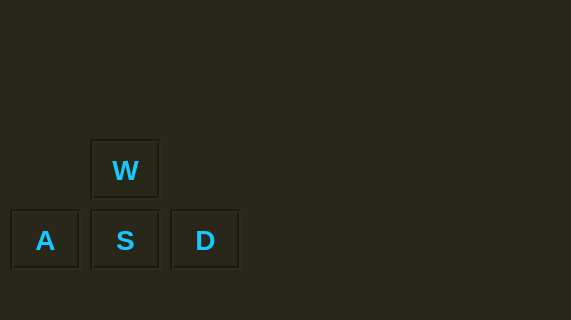
Before: the Qt Designer form LaptopControls/controlwindow.ui in ELEC-49X-Group-60/LaptopControlSoftware, drawn with Qt 5; both pictures show x 0 to 571 and y 331 to 651 of the 1054 by 651 pixel window.
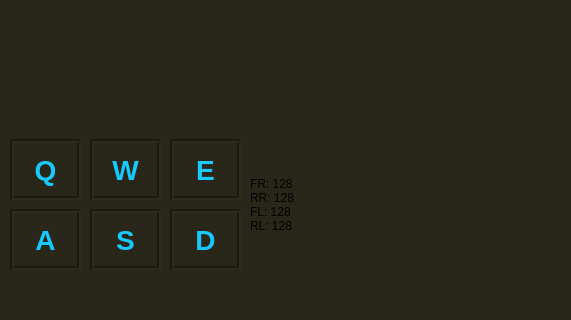
After: the same form once the commit is applied.

Commit message: X-Drive with rotation control

Patch:
```diff
--- a/LaptopControls/controlwindow.ui
+++ b/LaptopControls/controlwindow.ui
@@ -294,6 +294,92 @@
      <set>Qt::AlignCenter</set>
     </property>
    </widget>
+   <widget class="QLabel" name="e_key">
+    <property name="geometry">
+     <rect>
+      <x>170</x>
+      <y>470</y>
+      <width>71</width>
+      <height>61</height>
+     </rect>
+    </property>
+    <property name="font">
+     <font>
+      <pointsize>21</pointsize>
+      <bold>true</bold>
+     </font>
+    </property>
+    <property name="styleSheet">
+     <string notr="true">color: rgb(23, 201, 255);
+border-color: rgb(23, 201, 255);</string>
+    </property>
+    <property name="frameShape">
+     <enum>QFrame::Box</enum>
+    </property>
+    <property name="frameShadow">
+     <enum>QFrame::Sunken</enum>
+    </property>
+    <property name="lineWidth">
+     <number>2</number>
+    </property>
+    <property name="text">
+     <string>E</string>
+    </property>
+    <property name="alignment">
+     <set>Qt::AlignCenter</set>
+    </property>
+   </widget>
+   <widget class="QLabel" name="q_key">
+    <property name="geometry">
+     <rect>
+      <x>10</x>
+      <y>470</y>
+      <width>71</width>
+      <height>61</height>
+     </rect>
+    </property>
+    <property name="font">
+     <font>
+      <pointsize>21</pointsize>
+      <bold>true</bold>
+     </font>
+    </property>
+    <property name="styleSheet">
+     <string notr="true">color: rgb(23, 201, 255);
+border-color: rgb(23, 201, 255);</string>
+    </property>
+    <property name="frameShape">
+     <enum>QFrame::Box</enum>
+    </property>
+    <property name="frameShadow">
+     <enum>QFrame::Sunken</enum>
+    </property>
+    <property name="lineWidth">
+     <number>2</number>
+    </property>
+    <property name="text">
+     <string>Q</string>
+    </property>
+    <property name="alignment">
+     <set>Qt::AlignCenter</set>
+    </property>
+   </widget>
+   <widget class="QLabel" name="motor_label">
+    <property name="geometry">
+     <rect>
+      <x>250</x>
+      <y>470</y>
+      <width>171</width>
+      <height>131</height>
+     </rect>
+    </property>
+    <property name="text">
+     <string>FR: 128
+RR: 128
+FL: 128
+RL: 128</string>
+    </property>
+   </widget>
   </widget>
   <widget class="QMenuBar" name="menubar">
    <property name="geometry">
```
The commit also changes 2 other files.
